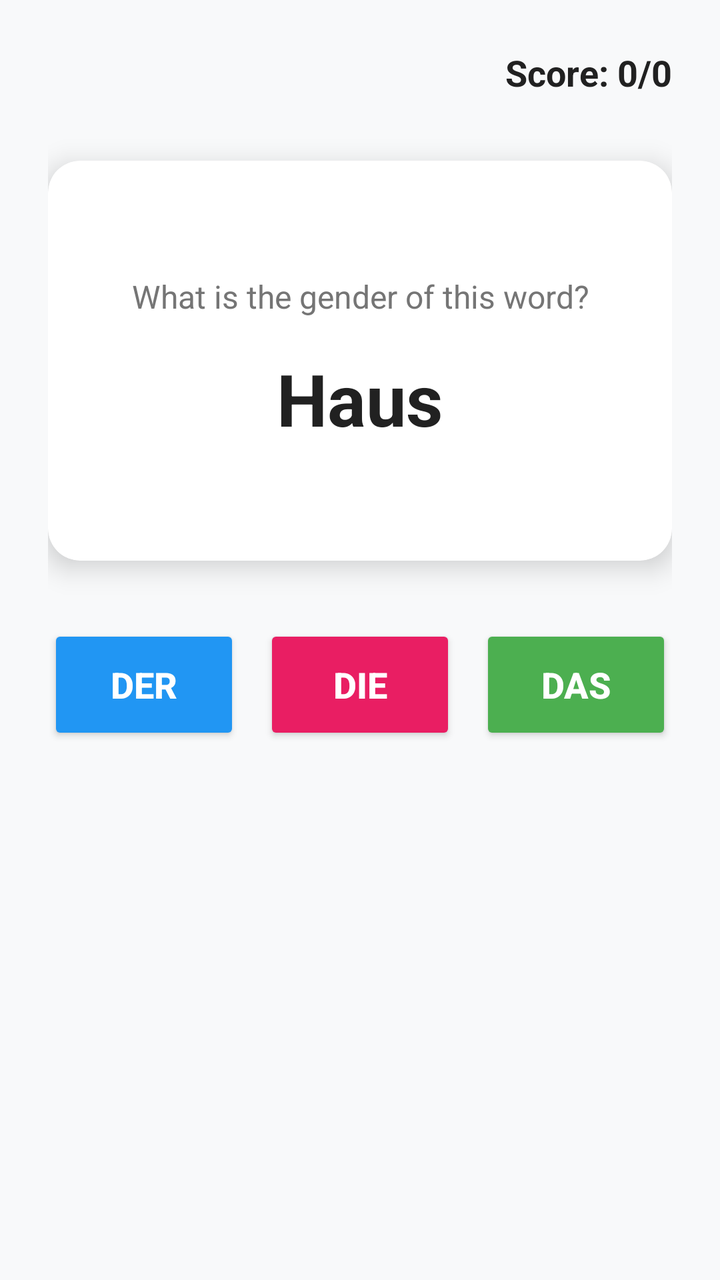
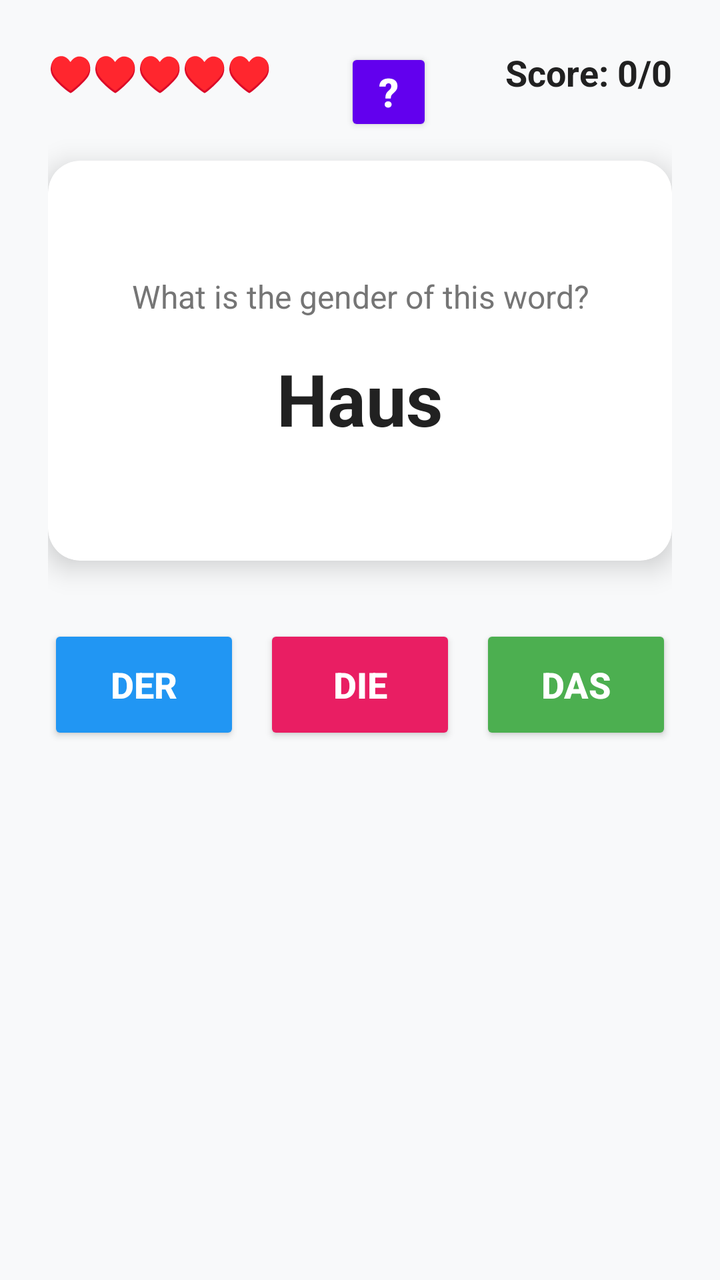

Two renders of the same Android screen: before a commit and after it. Below are the layout's source before the change and the commit's diff.
<!-- AndroidManifest.xml: application theme Theme.Germanicus -->
<!-- res/layout/fragment_gender_game.xml -->
<?xml version="1.0" encoding="utf-8"?>
<androidx.constraintlayout.widget.ConstraintLayout xmlns:android="http://schemas.android.com/apk/res/android"
    xmlns:app="http://schemas.android.com/apk/res-auto"
    android:layout_width="match_parent"
    android:layout_height="match_parent"
    android:background="@color/background_gradient"
    android:padding="24dp">

    <TextView
        android:id="@+id/scoreTextView"
        android:layout_width="wrap_content"
        android:layout_height="wrap_content"
        android:text="Score: 0/0"
        android:textSize="18sp"
        android:textColor="@color/primary_text"
        android:textStyle="bold"
        app:layout_constraintEnd_toEndOf="parent"
        app:layout_constraintTop_toTopOf="parent" />

    <androidx.cardview.widget.CardView
        android:id="@+id/questionCard"
        android:layout_width="0dp"
        android:layout_height="200dp"
        android:layout_marginTop="32dp"
        app:cardCornerRadius="16dp"
        app:cardElevation="8dp"
        app:layout_constraintEnd_toEndOf="parent"
        app:layout_constraintStart_toStartOf="parent"
        app:layout_constraintTop_toBottomOf="@id/scoreTextView">

        <LinearLayout
            android:layout_width="match_parent"
            android:layout_height="match_parent"
            android:orientation="vertical"
            android:gravity="center"
            android:padding="24dp">

            <TextView
                android:id="@+id/questionPromptTextView"
                android:layout_width="wrap_content"
                android:layout_height="wrap_content"
                android:text="@string/what_gender"
                android:textSize="16sp"
                android:textColor="@color/secondary_text"
                android:gravity="center" />

            <TextView
                android:id="@+id/germanWordTextView"
                android:layout_width="wrap_content"
                android:layout_height="wrap_content"
                android:text="Haus"
                android:textSize="36sp"
                android:textStyle="bold"
                android:textColor="@color/primary_text"
                android:layout_marginTop="16dp"
                android:gravity="center" />

        </LinearLayout>

    </androidx.cardview.widget.CardView>

    <LinearLayout
        android:id="@+id/genderButtonsLayout"
        android:layout_width="0dp"
        android:layout_height="wrap_content"
        android:orientation="horizontal"
        android:layout_marginTop="32dp"
        app:layout_constraintEnd_toEndOf="parent"
        app:layout_constraintStart_toStartOf="parent"
        app:layout_constraintTop_toBottomOf="@id/questionCard">

        <Button
            android:id="@+id/derButton"
            android:layout_width="0dp"
            android:layout_height="60dp"
            android:layout_weight="1"
            android:layout_marginEnd="8dp"
            android:text="der"
            android:textSize="18sp"
            android:textStyle="bold"
            android:backgroundTint="@color/masculine_color"
            android:textColor="@android:color/white" />

        <Button
            android:id="@+id/dieButton"
            android:layout_width="0dp"
            android:layout_height="60dp"
            android:layout_weight="1"
            android:layout_marginStart="4dp"
            android:layout_marginEnd="4dp"
            android:text="die"
            android:textSize="18sp"
            android:textStyle="bold"
            android:backgroundTint="@color/feminine_color"
            android:textColor="@android:color/white" />

        <Button
            android:id="@+id/dasButton"
            android:layout_width="0dp"
            android:layout_height="60dp"
            android:layout_weight="1"
            android:layout_marginStart="8dp"
            android:text="das"
            android:textSize="18sp"
            android:textStyle="bold"
            android:backgroundTint="@color/neuter_color"
            android:textColor="@android:color/white" />

    </LinearLayout>

    <androidx.cardview.widget.CardView
        android:id="@+id/resultCard"
        android:layout_width="0dp"
        android:layout_height="wrap_content"
        android:layout_marginTop="24dp"
        android:visibility="gone"
        app:cardCornerRadius="12dp"
        app:cardElevation="4dp"
        app:layout_constraintEnd_toEndOf="parent"
        app:layout_constraintStart_toStartOf="parent"
        app:layout_constraintTop_toBottomOf="@id/genderButtonsLayout">

        <LinearLayout
            android:layout_width="match_parent"
            android:layout_height="wrap_content"
            android:orientation="vertical"
            android:padding="16dp">

            <TextView
                android:id="@+id/resultTextView"
                android:layout_width="wrap_content"
                android:layout_height="wrap_content"
                android:text="Correct!"
                android:textSize="18sp"
                android:textStyle="bold"
                android:gravity="center" />

            <TextView
                android:id="@+id/correctAnswerTextView"
                android:layout_width="wrap_content"
                android:layout_height="wrap_content"
                android:text="Correct answer: der Haus"
                android:textSize="14sp"
                android:layout_marginTop="8dp"
                android:gravity="center" />

            <Button
                android:id="@+id/nextButton"
                android:layout_width="wrap_content"
                android:layout_height="wrap_content"
                android:text="@string/next"
                android:layout_gravity="center"
                android:layout_marginTop="12dp" />

        </LinearLayout>

    </androidx.cardview.widget.CardView>

</androidx.constraintlayout.widget.ConstraintLayout>
<!-- resources referenced by this layout -->
<resources>
  <color name="background_gradient">#FFF8F9FA</color>
  <color name="feminine_color">#FFE91E63</color>
  <color name="masculine_color">#FF2196F3</color>
  <color name="neuter_color">#FF4CAF50</color>
  <color name="primary_text">#FF212121</color>
  <color name="secondary_text">#FF757575</color>
  <string name="next">Next</string>
  <string name="what_gender">What is the gender of this word?</string>
  <style name="Theme.Germanicus" parent="Theme.MaterialComponents.DayNight.DarkActionBar">
          
          <item name="colorPrimary">@color/purple_500</item>
          <item name="colorPrimaryVariant">@color/purple_700</item>
          <item name="colorOnPrimary">@color/white</item>
          
          <item name="colorSecondary">@color/teal_200</item>
          <item name="colorSecondaryVariant">@color/teal_700</item>
          <item name="colorOnSecondary">@color/black</item>
          
          <item name="android:statusBarColor">?attr/colorPrimaryVariant</item>
          
      </style>
  <color name="purple_500">#FF6200EE</color>
  <color name="purple_700">#FF3700B3</color>
  <color name="white">#FFFFFFFF</color>
  <color name="teal_200">#FF03DAC5</color>
  <color name="teal_700">#FF018786</color>
  <color name="black">#FF000000</color>
</resources>

<!-- the commit's change to res/layout/fragment_gender_game.xml (unified diff, before → after) -->
@@ -15,6 +15,60 @@
         android:textColor="@color/primary_text"
         android:textStyle="bold"
         app:layout_constraintEnd_toEndOf="parent"
+        app:layout_constraintTop_toTopOf="parent" />
+
+    <TextView
+        android:id="@+id/livesTextView"
+        android:layout_width="wrap_content"
+        android:layout_height="wrap_content"
+        android:text="@string/lives_default"
+        android:textSize="18sp"
+        android:textColor="@color/primary_text"
+        android:textStyle="bold"
+        app:layout_constraintStart_toStartOf="parent"
+        app:layout_constraintTop_toTopOf="parent" />
+
+    <androidx.cardview.widget.CardView
+        android:id="@+id/heartRewardCard"
+        android:layout_width="wrap_content"
+        android:layout_height="wrap_content"
+        android:visibility="gone"
+        app:cardBackgroundColor="@color/white"
+        app:cardCornerRadius="12dp"
+        app:cardElevation="8dp"
+        app:layout_constraintEnd_toEndOf="parent"
+        app:layout_constraintStart_toStartOf="parent"
+        app:layout_constraintTop_toTopOf="parent">
+
+        <TextView
+            android:id="@+id/heartRewardTextView"
+            android:layout_width="wrap_content"
+            android:layout_height="wrap_content"
+            android:paddingStart="16dp"
+            android:paddingTop="10dp"
+            android:paddingEnd="16dp"
+            android:paddingBottom="10dp"
+            android:text="@string/heart_added_banner"
+            android:textColor="@color/primary_text"
+            android:textSize="16sp"
+            android:textStyle="bold" />
+
+    </androidx.cardview.widget.CardView>
+
+    <Button
+        android:id="@+id/helpButton"
+        android:layout_width="44dp"
+        android:layout_height="44dp"
+        android:backgroundTint="@color/primary_color"
+        android:minWidth="0dp"
+        android:minHeight="0dp"
+        android:padding="0dp"
+        android:text="@string/help_symbol"
+        android:textColor="@android:color/white"
+        android:textSize="20sp"
+        android:textStyle="bold"
+        app:layout_constraintEnd_toStartOf="@id/scoreTextView"
+        app:layout_constraintStart_toEndOf="@id/livesTextView"
         app:layout_constraintTop_toTopOf="parent" />
 
     <androidx.cardview.widget.CardView
<!-- resource entries referenced after the edit -->
@@ -4,8 +4,13 @@
   <color name="feminine_color">#FFE91E63</color>
   <color name="masculine_color">#FF2196F3</color>
   <color name="neuter_color">#FF4CAF50</color>
+  <color name="primary_color">#FF6200EE</color>
   <color name="primary_text">#FF212121</color>
   <color name="secondary_text">#FF757575</color>
+  <color name="white">#FFFFFFFF</color>
+  <string name="heart_added_banner">+1 ♥  Five correct in a row</string>
+  <string name="help_symbol">?</string>
+  <string name="lives_default">♥♥♥♥♥</string>
   <string name="next">Next</string>
   <string name="what_gender">What is the gender of this word?</string>
   <style name="Theme.Germanicus" parent="Theme.MaterialComponents.DayNight.DarkActionBar">
@@ -23,7 +28,6 @@
       </style>
   <color name="purple_500">#FF6200EE</color>
   <color name="purple_700">#FF3700B3</color>
-  <color name="white">#FFFFFFFF</color>
   <color name="teal_200">#FF03DAC5</color>
   <color name="teal_700">#FF018786</color>
   <color name="black">#FF000000</color>
